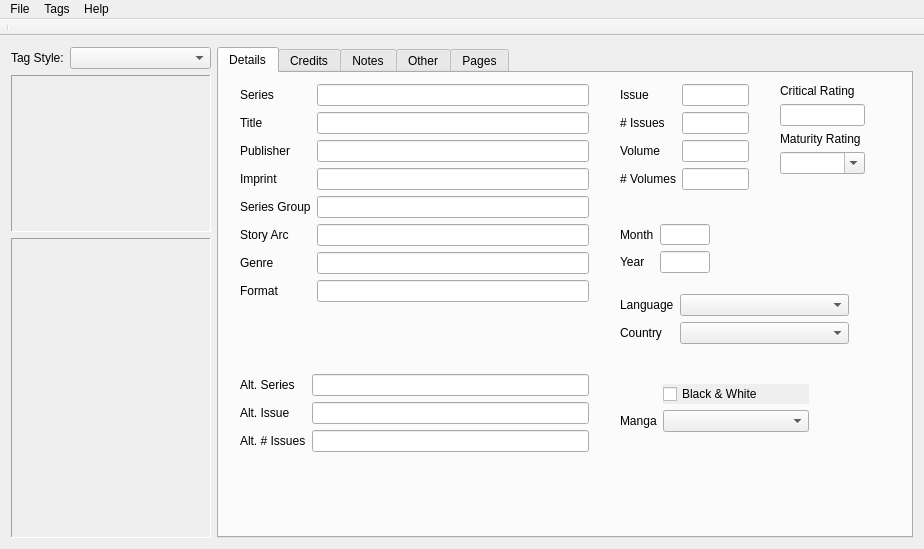
Before: the Qt Designer form taggerwindow.ui in comictagger/comictagger, drawn with Qt 5.
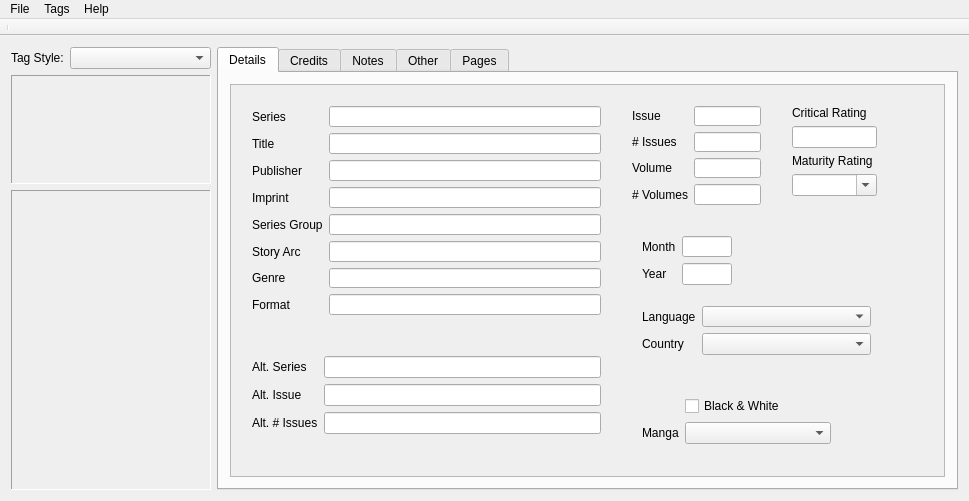
After: the same form once the commit is applied.

Commit message: Details form moved to a scolling area

Diff of the .ui file:
```diff
--- a/taggerwindow.ui
+++ b/taggerwindow.ui
@@ -6,8 +6,8 @@
    <rect>
     <x>0</x>
     <y>0</y>
-    <width>924</width>
-    <height>549</height>
+    <width>969</width>
+    <height>501</height>
    </rect>
   </property>
   <property name="sizePolicy">
@@ -26,7 +26,7 @@
      <verstretch>0</verstretch>
     </sizepolicy>
    </property>
-   <layout class="QGridLayout" name="gridLayout">
+   <layout class="QGridLayout" name="gridLayout_5">
     <item row="0" column="0">
      <layout class="QHBoxLayout" name="horizontalLayout_2">
       <item>
@@ -126,13 +126,291 @@
            <attribute name="title">
             <string>Details</string>
            </attribute>
+           <layout class="QGridLayout" name="gridLayout">
+            <item row="0" column="0">
+             <widget class="QScrollArea" name="scrollArea">
+              <property name="verticalScrollBarPolicy">
+               <enum>Qt::ScrollBarAsNeeded</enum>
+              </property>
+              <property name="horizontalScrollBarPolicy">
+               <enum>Qt::ScrollBarAsNeeded</enum>
+              </property>
+              <property name="widgetResizable">
+               <bool>false</bool>
+              </property>
+              <widget class="QWidget" name="scrollAreaWidgetContents">
+               <property name="enabled">
+                <bool>true</bool>
+               </property>
+               <property name="geometry">
+                <rect>
+                 <x>0</x>
+                 <y>0</y>
+                 <width>690</width>
+                 <height>360</height>
+                </rect>
+               </property>
+               <widget class="QWidget" name="formLayoutWidget_10">
+                <property name="geometry">
+                 <rect>
+                  <x>400</x>
+                  <y>300</y>
+                  <width>211</width>
+                  <height>71</height>
+                 </rect>
+                </property>
+                <layout class="QFormLayout" name="formLayout_10">
+                 <property name="fieldGrowthPolicy">
+                  <enum>QFormLayout::AllNonFixedFieldsGrow</enum>
+                 </property>
+                 <item row="2" column="1">
+                  <widget class="QComboBox" name="cbManga">
+                   <property name="autoFillBackground">
+                    <bool>true</bool>
+                   </property>
+                  </widget>
+                 </item>
+                 <item row="2" column="0">
+                  <widget class="QLabel" name="label_31">
+                   <property name="text">
+                    <string>Manga</string>
+                   </property>
+                  </widget>
+                 </item>
+                 <item row="1" column="1">
+                  <widget class="QCheckBox" name="cbBW">
+                   <property name="autoFillBackground">
+                    <bool>true</bool>
+                   </property>
+                   <property name="text">
+                    <string>Black &amp;&amp; White</string>
+                   </property>
+                  </widget>
+                 </item>
+                </layout>
+               </widget>
+               <widget class="QWidget" name="formLayoutWidget_7">
+                <property name="geometry">
+                 <rect>
+                  <x>550</x>
+                  <y>10</y>
+                  <width>107</width>
+                  <height>120</height>
+                 </rect>
+                </property>
+                <layout class="QFormLayout" name="formLayout_7">
+                 <property name="fieldGrowthPolicy">
+                  <enum>QFormLayout::AllNonFixedFieldsGrow</enum>
+                 </property>
+                 <property name="rowWrapPolicy">
+                  <enum>QFormLayout::WrapAllRows</enum>
+                 </property>
+                 <item row="1" column="0">
+                  <widget class="QLabel" name="label_18">
+                   <property name="text">
+                    <string>Maturity Rating</string>
+                   </property>
+                  </widget>
+                 </item>
+                 <item row="0" column="0">
+                  <widget class="QLabel" name="label_17">
+                   <property name="text">
+                    <string>Critical Rating</string>
+                   </property>
+                  </widget>
+                 </item>
+                 <item row="0" column="1">
+                  <widget class="QLineEdit" name="leCriticalRating"/>
+                 </item>
+                 <item row="1" column="1">
+                  <widget class="QComboBox" name="cbMaturityRating">
+                   <property name="autoFillBackground">
+                    <bool>true</bool>
+                   </property>
+                   <property name="editable">
+                    <bool>true</bool>
+                   </property>
+                  </widget>
+                 </item>
+                </layout>
+               </widget>
+               <widget class="QWidget" name="formLayoutWidget_5">
+                <property name="geometry">
+                 <rect>
+                  <x>400</x>
+                  <y>210</y>
+                  <width>251</width>
+                  <height>71</height>
+                 </rect>
+                </property>
+                <layout class="QFormLayout" name="formLayout_5">
+                 <property name="fieldGrowthPolicy">
+                  <enum>QFormLayout::AllNonFixedFieldsGrow</enum>
+                 </property>
+                 <item row="0" column="1">
+                  <widget class="QComboBox" name="cbLanguage"/>
+                 </item>
+                 <item row="1" column="0">
+                  <widget class="QLabel" name="label_14">
+                   <property name="text">
+                    <string>Country</string>
+                   </property>
+                  </widget>
+                 </item>
+                 <item row="1" column="1">
+                  <widget class="QComboBox" name="cbCountry"/>
+                 </item>
+                 <item row="0" column="0">
+                  <widget class="QLabel" name="label_13">
+                   <property name="text">
+                    <string>Language</string>
+                   </property>
+                  </widget>
+                 </item>
+                </layout>
+               </widget>
+               <widget class="QWidget" name="formLayoutWidget_4">
+                <property name="geometry">
+                 <rect>
+                  <x>400</x>
+                  <y>140</y>
+                  <width>112</width>
+                  <height>71</height>
+                 </rect>
+                </property>
+                <layout class="QFormLayout" name="formLayout_4">
+                 <property name="fieldGrowthPolicy">
+                  <enum>QFormLayout::AllNonFixedFieldsGrow</enum>
+                 </property>
+                 <item row="0" column="1">
+                  <widget class="QLineEdit" name="lePubMonth"/>
+                 </item>
+                 <item row="0" column="0">
+                  <widget class="QLabel" name="label_6">
+                   <property name="text">
+                    <string>Month</string>
+                   </property>
+                  </widget>
+                 </item>
+                 <item row="1" column="1">
+                  <widget class="QLineEdit" name="lePubYear"/>
+                 </item>
+                 <item row="1" column="0">
+                  <widget class="QLabel" name="label_7">
+                   <property name="text">
+                    <string>Year</string>
+                   </property>
+                  </widget>
+                 </item>
+                </layout>
+               </widget>
+               <widget class="QWidget" name="formLayoutWidget_3">
+                <property name="geometry">
+                 <rect>
+                  <x>390</x>
+                  <y>10</y>
+                  <width>151</width>
+                  <height>121</height>
+                 </rect>
+                </property>
+                <layout class="QFormLayout" name="formLayout_3">
+                 <property name="fieldGrowthPolicy">
+                  <enum>QFormLayout::AllNonFixedFieldsGrow</enum>
+                 </property>
+                 <item row="0" column="0">
+                  <widget class="QLabel" name="label_4">
+                   <property name="text">
+                    <string>Issue</string>
+                   </property>
+                  </widget>
+                 </item>
+                 <item row="0" column="1">
+                  <widget class="QLineEdit" name="leIssueNum"/>
+                 </item>
+                 <item row="1" column="0">
+                  <widget class="QLabel" name="label_9">
+                   <property name="text">
+                    <string># Issues</string>
+                   </property>
+                  </widget>
+                 </item>
+                 <item row="1" column="1">
+                  <widget class="QLineEdit" name="leIssueCount"/>
+                 </item>
+                 <item row="2" column="0">
+                  <widget class="QLabel" name="label_5">
+                   <property name="text">
+                    <string>Volume</string>
+                   </property>
+                  </widget>
+                 </item>
+                 <item row="2" column="1">
+                  <widget class="QLineEdit" name="leVolumeNum"/>
+                 </item>
+                 <item row="3" column="0">
+                  <widget class="QLabel" name="label_12">
+                   <property name="text">
+                    <string># Volumes</string>
+                   </property>
+                  </widget>
+                 </item>
+                 <item row="3" column="1">
+                  <widget class="QLineEdit" name="leVolumeCount"/>
+                 </item>
+                </layout>
+               </widget>
+               <widget class="QWidget" name="formLayoutWidget_9">
+                <property name="geometry">
+                 <rect>
+                  <x>10</x>
+                  <y>260</y>
+                  <width>371</width>
+                  <height>111</height>
+                 </rect>
+                </property>
+                <layout class="QFormLayout" name="formLayout_9">
+                 <property name="fieldGrowthPolicy">
+                  <enum>QFormLayout::AllNonFixedFieldsGrow</enum>
+                 </property>
+                 <item row="0" column="0">
+                  <widget class="QLabel" name="label_21">
+                   <property name="text">
+                    <string>Alt. Series</string>
+                   </property>
+                  </widget>
+                 </item>
+                 <item row="0" column="1">
+                  <widget class="QLineEdit" name="leAltSeries"/>
+                 </item>
+                 <item row="1" column="0">
+                  <widget class="QLabel" name="label_22">
+                   <property name="text">
+                    <string>Alt. Issue</string>
+                   </property>
+                  </widget>
+                 </item>
+                 <item row="1" column="1">
+                  <widget class="QLineEdit" name="leAltIssueNum"/>
+                 </item>
+                 <item row="2" column="0">
+                  <widget class="QLabel" name="label_23">
+                   <property name="text">
+                    <string>Alt. # Issues</string>
+                   </property>
+                  </widget>
+                 </item>
+                 <item row="2" column="1">
+                  <widget class="QLineEdit" name="leAltIssueCount"/>
+                 </item>
+                </layout>
+               </widget>
            <widget class="QWidget" name="formLayoutWidget_2">
             <property name="geometry">
              <rect>
               <x>10</x>
-              <y>0</y>
+                  <y>10</y>
               <width>371</width>
-              <height>284</height>
+                  <height>231</height>
              </rect>
             </property>
             <layout class="QFormLayout" name="formLayout_2">
@@ -224,260 +502,10 @@
              </item>
             </layout>
            </widget>
-           <widget class="QWidget" name="formLayoutWidget_3">
-            <property name="geometry">
-             <rect>
-              <x>390</x>
-              <y>0</y>
-              <width>151</width>
-              <height>140</height>
-             </rect>
-            </property>
-            <layout class="QFormLayout" name="formLayout_3">
-             <property name="fieldGrowthPolicy">
-              <enum>QFormLayout::AllNonFixedFieldsGrow</enum>
-             </property>
-             <item row="0" column="0">
-              <widget class="QLabel" name="label_4">
-               <property name="text">
-                <string>Issue</string>
-               </property>
               </widget>
-             </item>
-             <item row="0" column="1">
-              <widget class="QLineEdit" name="leIssueNum"/>
-             </item>
-             <item row="1" column="0">
-              <widget class="QLabel" name="label_9">
-               <property name="text">
-                <string># Issues</string>
-               </property>
-              </widget>
-             </item>
-             <item row="1" column="1">
-              <widget class="QLineEdit" name="leIssueCount"/>
-             </item>
-             <item row="2" column="0">
-              <widget class="QLabel" name="label_5">
-               <property name="text">
-                <string>Volume</string>
-               </property>
-              </widget>
-             </item>
-             <item row="2" column="1">
-              <widget class="QLineEdit" name="leVolumeNum"/>
-             </item>
-             <item row="3" column="0">
-              <widget class="QLabel" name="label_12">
-               <property name="text">
-                <string># Volumes</string>
-               </property>
-              </widget>
-             </item>
-             <item row="3" column="1">
-              <widget class="QLineEdit" name="leVolumeCount"/>
-             </item>
-            </layout>
-           </widget>
-           <widget class="QWidget" name="formLayoutWidget_4">
-            <property name="geometry">
-             <rect>
-              <x>390</x>
-              <y>140</y>
-              <width>112</width>
-              <height>71</height>
-             </rect>
-            </property>
-            <layout class="QFormLayout" name="formLayout_4">
-             <property name="fieldGrowthPolicy">
-              <enum>QFormLayout::AllNonFixedFieldsGrow</enum>
-             </property>
-             <item row="0" column="1">
-              <widget class="QLineEdit" name="lePubMonth"/>
-             </item>
-             <item row="0" column="0">
-              <widget class="QLabel" name="label_6">
-               <property name="text">
-                <string>Month</string>
-               </property>
-              </widget>
-             </item>
-             <item row="1" column="1">
-              <widget class="QLineEdit" name="lePubYear"/>
-             </item>
-             <item row="1" column="0">
-              <widget class="QLabel" name="label_7">
-               <property name="text">
-                <string>Year</string>
-               </property>
-              </widget>
-             </item>
-            </layout>
-           </widget>
-           <widget class="QWidget" name="formLayoutWidget_5">
-            <property name="geometry">
-             <rect>
-              <x>390</x>
-              <y>210</y>
-              <width>251</width>
-              <height>94</height>
-             </rect>
-            </property>
-            <layout class="QFormLayout" name="formLayout_5">
-             <property name="fieldGrowthPolicy">
-              <enum>QFormLayout::AllNonFixedFieldsGrow</enum>
-             </property>
-             <item row="0" column="1">
-              <widget class="QComboBox" name="cbLanguage"/>
-             </item>
-             <item row="1" column="0">
-              <widget class="QLabel" name="label_14">
-               <property name="text">
-                <string>Country</string>
-               </property>
-              </widget>
-             </item>
-             <item row="1" column="1">
-              <widget class="QComboBox" name="cbCountry"/>
-             </item>
-             <item row="0" column="0">
-              <widget class="QLabel" name="label_13">
-               <property name="text">
-                <string>Language</string>
-               </property>
-              </widget>
-             </item>
-            </layout>
-           </widget>
-           <widget class="QWidget" name="formLayoutWidget_7">
-            <property name="geometry">
-             <rect>
-              <x>550</x>
-              <y>0</y>
-              <width>107</width>
-              <height>120</height>
-             </rect>
-            </property>
-            <layout class="QFormLayout" name="formLayout_7">
-             <property name="fieldGrowthPolicy">
-              <enum>QFormLayout::AllNonFixedFieldsGrow</enum>
-             </property>
-             <property name="rowWrapPolicy">
-              <enum>QFormLayout::WrapAllRows</enum>
-             </property>
-             <item row="1" column="0">
-              <widget class="QLabel" name="label_18">
-               <property name="text">
-                <string>Maturity Rating</string>
-               </property>
-              </widget>
-             </item>
-             <item row="0" column="0">
-              <widget class="QLabel" name="label_17">
-               <property name="text">
-                <string>Critical Rating</string>
-               </property>
-              </widget>
-             </item>
-             <item row="0" column="1">
-              <widget class="QLineEdit" name="leCriticalRating"/>
-             </item>
-             <item row="1" column="1">
-              <widget class="QComboBox" name="cbMaturityRating">
-               <property name="autoFillBackground">
-                <bool>true</bool>
-               </property>
-               <property name="editable">
-                <bool>true</bool>
-               </property>
-              </widget>
-             </item>
-            </layout>
-           </widget>
-           <widget class="QWidget" name="formLayoutWidget_9">
-            <property name="geometry">
-             <rect>
-              <x>10</x>
-              <y>290</y>
-              <width>371</width>
-              <height>111</height>
-             </rect>
-            </property>
-            <layout class="QFormLayout" name="formLayout_9">
-             <property name="fieldGrowthPolicy">
-              <enum>QFormLayout::AllNonFixedFieldsGrow</enum>
-             </property>
-             <item row="0" column="0">
-              <widget class="QLabel" name="label_21">
-               <property name="text">
-                <string>Alt. Series</string>
-               </property>
-              </widget>
-             </item>
-             <item row="0" column="1">
-              <widget class="QLineEdit" name="leAltSeries"/>
-             </item>
-             <item row="1" column="0">
-              <widget class="QLabel" name="label_22">
-               <property name="text">
-                <string>Alt. Issue</string>
-               </property>
-              </widget>
-             </item>
-             <item row="1" column="1">
-              <widget class="QLineEdit" name="leAltIssueNum"/>
-             </item>
-             <item row="2" column="0">
-              <widget class="QLabel" name="label_23">
-               <property name="text">
-                <string>Alt. # Issues</string>
-               </property>
-              </widget>
-             </item>
-             <item row="2" column="1">
-              <widget class="QLineEdit" name="leAltIssueCount"/>
-             </item>
-            </layout>
-           </widget>
-           <widget class="QWidget" name="formLayoutWidget_10">
-            <property name="geometry">
-             <rect>
-              <x>390</x>
-              <y>300</y>
-              <width>211</width>
-              <height>71</height>
-             </rect>
-            </property>
-            <layout class="QFormLayout" name="formLayout_10">
-             <property name="fieldGrowthPolicy">
-              <enum>QFormLayout::AllNonFixedFieldsGrow</enum>
-             </property>
-             <item row="2" column="1">
-              <widget class="QComboBox" name="cbManga">
-               <property name="autoFillBackground">
-                <bool>true</bool>
-               </property>
-              </widget>
-             </item>
-             <item row="2" column="0">
-              <widget class="QLabel" name="label_31">
-               <property name="text">
-                <string>Manga</string>
-               </property>
-              </widget>
-             </item>
-             <item row="1" column="1">
-              <widget class="QCheckBox" name="cbBW">
-               <property name="autoFillBackground">
-                <bool>true</bool>
-               </property>
-               <property name="text">
-                <string>Black &amp;&amp; White</string>
-               </property>
-              </widget>
-             </item>
-            </layout>
-           </widget>
+             </widget>
+            </item>
+           </layout>
           </widget>
           <widget class="QWidget" name="tab_2">
            <attribute name="title">
@@ -764,8 +792,8 @@
     <rect>
      <x>0</x>
      <y>0</y>
-     <width>924</width>
-     <height>28</height>
+     <width>969</width>
+     <height>21</height>
     </rect>
    </property>
    <widget class="QMenu" name="menuComicTagger">
```
Lines whose indentation alone changed are shown as unchanged.
